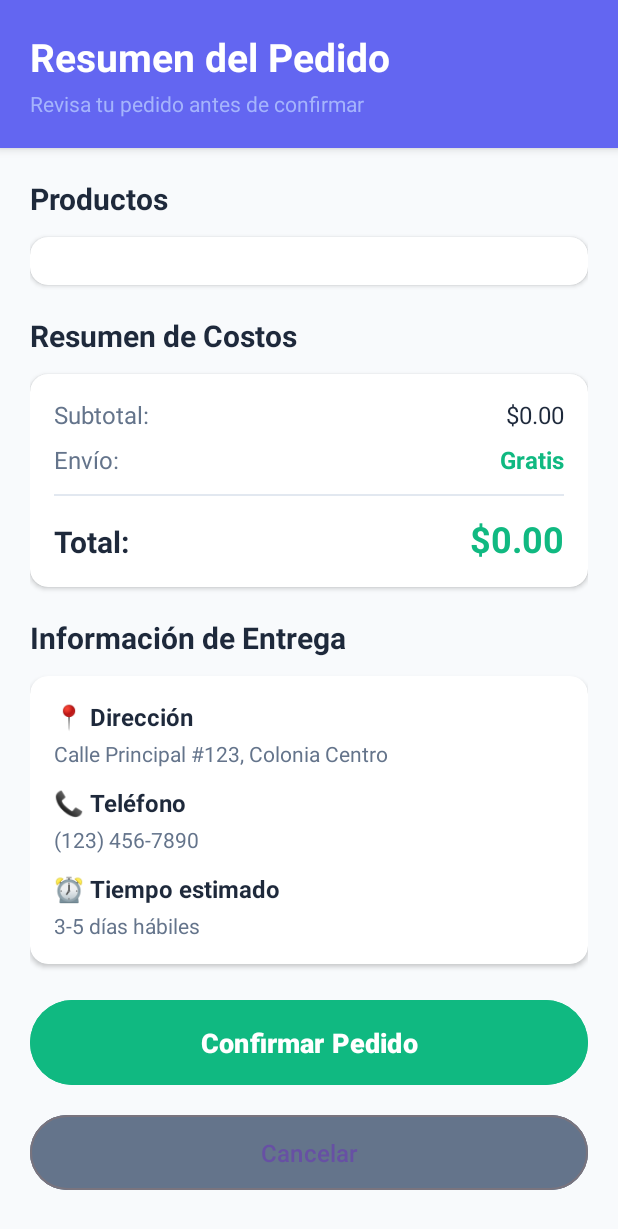
After one commit to Ro-ob1/AppCatalogoDeProductos, an Android app: the ResumenPedidoActivity screen opened directly, with no data from a screen before it, on a phone screen of 412 x 824 dp. The commit adds this screen. Shown: the top 1229 px of the screen. Run offline under Robolectric (Android 15) with nearby library versions, the phone set to English and light mode, and no system bars; 1 statement that could not run was skipped.

Commit message:
Pantalla: ResumenPedidoActivity

```diff
--- a/app/src/main/AndroidManifest.xml
+++ b/app/src/main/AndroidManifest.xml
@@ -12,6 +12,10 @@
         android:supportsRtl="true"
         android:theme="@style/Theme.AppCatalagoDeProductos"
         tools:targetApi="31">
+        <activity
+            android:name=".ResumenPedidoActivity"
+            android:exported="false"
+            android:parentActivityName=".MiPedidoActivity" />
         <activity
             android:name=".MiPedidoActivity"
             android:exported="false"
--- a/app/src/main/java/com/example/appcatalagodeproductos/MiPedidoActivity.java
+++ b/app/src/main/java/com/example/appcatalagodeproductos/MiPedidoActivity.java
@@ -79,10 +79,8 @@ public class MiPedidoActivity extends AppCompatActivity {
             @Override
             public void onClick(View v) {
                 if (!CarritoManager.getInstance().estaVacio()) {
-                    // TODO: Navegar a ResumenPedidoActivity
-                    Toast.makeText(MiPedidoActivity.this,
-                            "Ir a Resumen de Pedido - Próximamente",
-                            Toast.LENGTH_SHORT).show();
+                    Intent intent = new Intent(MiPedidoActivity.this, ResumenPedidoActivity.class);
+                    startActivity(intent);
                 }
             }
         });
--- /dev/null
+++ b/app/src/main/res/layout/activity_resumen_pedido.xml
@@ -0,0 +1,294 @@
+<?xml version="1.0" encoding="utf-8"?>
+<ScrollView xmlns:android="http://schemas.android.com/apk/res/android"
+    xmlns:app="http://schemas.android.com/apk/res-auto"
+    android:layout_width="match_parent"
+    android:layout_height="match_parent"
+    android:background="@color/background">
+
+    <LinearLayout
+        android:layout_width="match_parent"
+        android:layout_height="wrap_content"
+        android:orientation="vertical">
+
+        <!-- Header -->
+        <LinearLayout
+            android:layout_width="match_parent"
+            android:layout_height="wrap_content"
+            android:orientation="vertical"
+            android:background="@color/primary"
+            android:padding="20dp"
+            android:elevation="4dp">
+
+            <TextView
+                android:layout_width="wrap_content"
+                android:layout_height="wrap_content"
+                android:text="Resumen del Pedido"
+                android:textSize="26sp"
+                android:textStyle="bold"
+                android:textColor="@color/white" />
+
+            <TextView
+                android:layout_width="wrap_content"
+                android:layout_height="wrap_content"
+                android:text="Revisa tu pedido antes de confirmar"
+                android:textSize="14sp"
+                android:textColor="@color/primary_light"
+                android:layout_marginTop="4dp" />
+
+        </LinearLayout>
+
+        <!-- Contenido -->
+        <LinearLayout
+            android:layout_width="match_parent"
+            android:layout_height="wrap_content"
+            android:orientation="vertical"
+            android:padding="20dp">
+
+            <!-- Sección: Productos -->
+            <TextView
+                android:layout_width="wrap_content"
+                android:layout_height="wrap_content"
+                android:text="Productos"
+                android:textSize="20sp"
+                android:textStyle="bold"
+                android:textColor="@color/text_primary" />
+
+            <androidx.cardview.widget.CardView
+                android:layout_width="match_parent"
+                android:layout_height="wrap_content"
+                android:layout_marginTop="12dp"
+                android:layout_marginBottom="20dp"
+                app:cardCornerRadius="12dp"
+                app:cardElevation="2dp"
+                app:cardBackgroundColor="@color/card_background">
+
+                <LinearLayout
+                    android:id="@+id/layoutListaProductos"
+                    android:layout_width="match_parent"
+                    android:layout_height="wrap_content"
+                    android:orientation="vertical"
+                    android:padding="16dp">
+
+                    <!-- Los productos se agregarán dinámicamente aquí -->
+
+                </LinearLayout>
+
+            </androidx.cardview.widget.CardView>
+
+            <!-- Sección: Resumen de Costos -->
+            <TextView
+                android:layout_width="wrap_content"
+                android:layout_height="wrap_content"
+                android:text="Resumen de Costos"
+                android:textSize="20sp"
+                android:textStyle="bold"
+                android:textColor="@color/text_primary" />
+
+            <androidx.cardview.widget.CardView
+                android:layout_width="match_parent"
+                android:layout_height="wrap_content"
+                android:layout_marginTop="12dp"
+                android:layout_marginBottom="20dp"
+                app:cardCornerRadius="12dp"
+                app:cardElevation="2dp"
+                app:cardBackgroundColor="@color/card_background">
+
+                <LinearLayout
+                    android:layout_width="match_parent"
+                    android:layout_height="wrap_content"
+                    android:orientation="vertical"
+                    android:padding="16dp">
+
+                    <!-- Subtotal -->
+                    <LinearLayout
+                        android:layout_width="match_parent"
+                        android:layout_height="wrap_content"
+                        android:orientation="horizontal">
+
+                        <TextView
+                            android:layout_width="0dp"
+                            android:layout_height="wrap_content"
+                            android:layout_weight="1"
+                            android:text="Subtotal:"
+                            android:textSize="16sp"
+                            android:textColor="@color/text_secondary" />
+
+                        <TextView
+                            android:id="@+id/tvSubtotalResumen"
+                            android:layout_width="wrap_content"
+                            android:layout_height="wrap_content"
+                            android:text="$0.00"
+                            android:textSize="16sp"
+                            android:textColor="@color/text_primary" />
+
+                    </LinearLayout>
+
+                    <!-- Envío -->
+                    <LinearLayout
+                        android:layout_width="match_parent"
+                        android:layout_height="wrap_content"
+                        android:orientation="horizontal"
+                        android:layout_marginTop="8dp">
+
+                        <TextView
+                            android:layout_width="0dp"
+                            android:layout_height="wrap_content"
+                            android:layout_weight="1"
+                            android:text="Envío:"
+                            android:textSize="16sp"
+                            android:textColor="@color/text_secondary" />
+
+                        <TextView
+                            android:id="@+id/tvEnvioResumen"
+                            android:layout_width="wrap_content"
+                            android:layout_height="wrap_content"
+                            android:text="Gratis"
+                            android:textSize="16sp"
+                            android:textColor="@color/success"
+                            android:textStyle="bold" />
+
+                    </LinearLayout>
+
+                    <!-- Línea divisoria -->
+                    <View
+                        android:layout_width="match_parent"
+                        android:layout_height="1dp"
+                        android:background="@color/divider"
+                        android:layout_marginTop="12dp"
+                        android:layout_marginBottom="12dp" />
+
+                    <!-- Total -->
+                    <LinearLayout
+                        android:layout_width="match_parent"
+                        android:layout_height="wrap_content"
+                        android:orientation="horizontal">
+
+                        <TextView
+                            android:layout_width="0dp"
+                            android:layout_height="wrap_content"
+                            android:layout_weight="1"
+                            android:text="Total:"
+                            android:textSize="20sp"
+                            android:textStyle="bold"
+                            android:textColor="@color/text_primary" />
+
+                        <TextView
+                            android:id="@+id/tvTotalResumen"
+                            android:layout_width="wrap_content"
+                            android:layout_height="wrap_content"
+                            android:text="$0.00"
+                            android:textSize="24sp"
+                            android:textStyle="bold"
+                            android:textColor="@color/secondary" />
+
+                    </LinearLayout>
+
+                </LinearLayout>
+
+            </androidx.cardview.widget.CardView>
+
+            <!-- Sección: Información de Entrega (Simulada) -->
+            <TextView
+                android:layout_width="wrap_content"
+                android:layout_height="wrap_content"
+                android:text="Información de Entrega"
+                android:textSize="20sp"
+                android:textStyle="bold"
+                android:textColor="@color/text_primary" />
+
+            <androidx.cardview.widget.CardView
+                android:layout_width="match_parent"
+                android:layout_height="wrap_content"
+                android:layout_marginTop="12dp"
+                android:layout_marginBottom="20dp"
+                app:cardCornerRadius="12dp"
+                app:cardElevation="2dp"
+                app:cardBackgroundColor="@color/card_background">
+
+                <LinearLayout
+                    android:layout_width="match_parent"
+                    android:layout_height="wrap_content"
+                    android:orientation="vertical"
+                    android:padding="16dp">
+
+                    <TextView
+                        android:layout_width="wrap_content"
+                        android:layout_height="wrap_content"
+                        android:text="📍 Dirección"
+                        android:textSize="16sp"
+                        android:textStyle="bold"
+                        android:textColor="@color/text_primary" />
+
+                    <TextView
+                        android:layout_width="wrap_content"
+                        android:layout_height="wrap_content"
+                        android:text="Calle Principal #123, Colonia Centro"
+                        android:textSize="14sp"
+                        android:textColor="@color/text_secondary"
+                        android:layout_marginTop="4dp" />
+
+                    <TextView
+                        android:layout_width="wrap_content"
+                        android:layout_height="wrap_content"
+                        android:text="📞 Teléfono"
+                        android:textSize="16sp"
+                        android:textStyle="bold"
+                        android:textColor="@color/text_primary"
+                        android:layout_marginTop="12dp" />
+
+                    <TextView
+                        android:layout_width="wrap_content"
+                        android:layout_height="wrap_content"
+                        android:text="(123) 456-7890"
+                        android:textSize="14sp"
+                        android:textColor="@color/text_secondary"
+                        android:layout_marginTop="4dp" />
+
+                    <TextView
+                        android:layout_width="wrap_content"
+                        android:layout_height="wrap_content"
+                        android:text="⏰ Tiempo estimado"
+                        android:textSize="16sp"
+                        android:textStyle="bold"
+                        android:textColor="@color/text_primary"
+                        android:layout_marginTop="12dp" />
+
+                    <TextView
+                        android:layout_width="wrap_content"
+                        android:layout_height="wrap_content"
+                        android:text="3-5 días hábiles"
+                        android:textSize="14sp"
+                        android:textColor="@color/text_secondary"
+                        android:layout_marginTop="4dp" />
+
+                </LinearLayout>
+
+            </androidx.cardview.widget.CardView>
+
+            <!-- Botones -->
+            <Button
+                android:id="@+id/btnConfirmarPedido"
+                android:layout_width="match_parent"
+                android:layout_height="wrap_content"
+                android:text="Confirmar Pedido"
+                android:textSize="18sp"
+                android:textStyle="bold"
+                android:padding="16dp"
+                android:backgroundTint="@color/secondary" />
+
+            <Button
+                android:id="@+id/btnCancelar"
+                android:layout_width="match_parent"
+                android:layout_height="wrap_content"
+                android:text="Cancelar"
+                android:textSize="16sp"
+                android:padding="14dp"
+                android:layout_marginTop="12dp"
+                android:backgroundTint="@color/text_secondary"
+                style="?attr/materialButtonOutlinedStyle" />
+
+        </LinearLayout>
+
+    </LinearLayout>
+
+</ScrollView>
```
Also changed, not shown: app/src/main/java/com/example/appcatalagodeproductos/ResumenPedidoActivity.java (added, +167 -0 lines), app/src/main/res/layout/dialog_pedido_exitoso.xml (added, +50 -0 lines), app/src/main/res/layout/item_resumen_producto.xml (added, +54 -0 lines).
